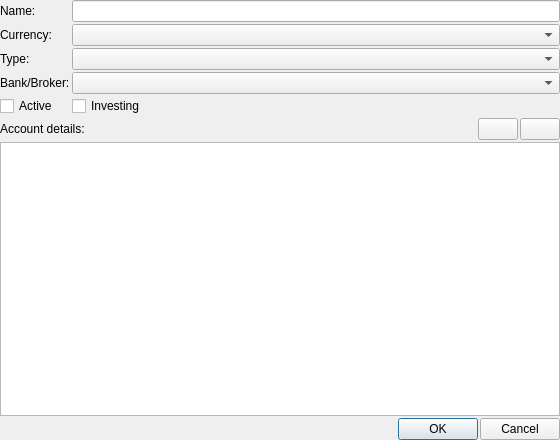
Above: jal/ui/account_edit_dlg.ui from titov-vv/jal before the change. Below: the same form after it.
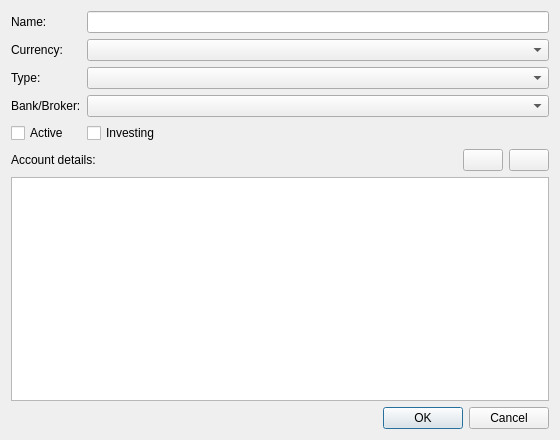
That is the form after the change. Custom widgets are drawn as their Qt base class.

Commit message: Restore of native Qt spacing layout spacing for better compatibility. Tab order and label buddies we set for forms.

What changed in the file:
```diff
--- a/jal/ui/account_edit_dlg.ui
+++ b/jal/ui/account_edit_dlg.ui
@@ -14,21 +14,6 @@
    <string>Account</string>
   </property>
   <layout class="QGridLayout" name="gridLayout">
-   <property name="leftMargin">
-    <number>0</number>
-   </property>
-   <property name="topMargin">
-    <number>0</number>
-   </property>
-   <property name="rightMargin">
-    <number>0</number>
-   </property>
-   <property name="bottomMargin">
-    <number>0</number>
-   </property>
-   <property name="spacing">
-    <number>2</number>
-   </property>
    <item row="0" column="0">
     <widget class="QFrame" name="MainFrame">
      <property name="frameShape">
@@ -50,9 +35,6 @@
       <property name="bottomMargin">
        <number>0</number>
       </property>
-      <property name="spacing">
-       <number>2</number>
-      </property>
       <item row="0" column="0">
        <widget class="QLabel" name="NameLbl">
         <property name="text">
@@ -145,9 +127,6 @@
       <enum>QFrame::Shadow::Raised</enum>
      </property>
      <layout class="QHBoxLayout" name="horizontalLayout">
-      <property name="spacing">
-       <number>2</number>
-      </property>
       <property name="leftMargin">
        <number>0</number>
       </property>
@@ -211,9 +190,6 @@
       <property name="bottomMargin">
        <number>0</number>
       </property>
-      <property name="spacing">
-       <number>2</number>
-      </property>
       <item row="0" column="1">
        <spacer name="dataHeaderSpacer">
         <property name="orientation">
```
Left out of the diff: 28 changed lines with no effect on the pictures. The commit also changes 82 other files.
